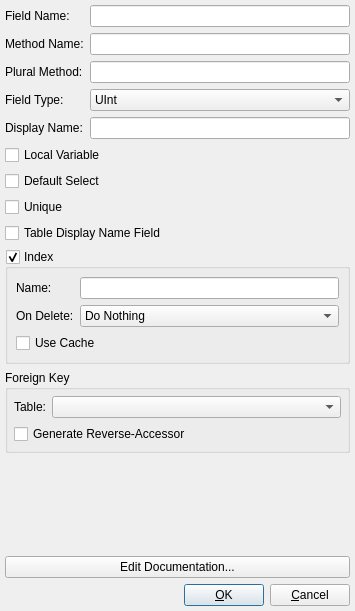
Qt form cpp/apps/classmaker/fielddialogui.ui (justajeffy/arsenalsuite) before a commit.
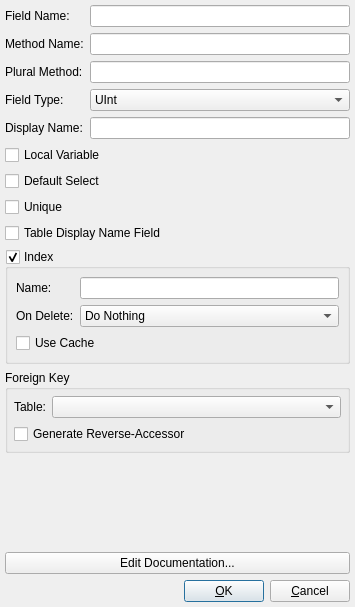
The same form after that commit.

The edit to the form file:
```diff
--- a/cpp/apps/classmaker/fielddialogui.ui
+++ b/cpp/apps/classmaker/fielddialogui.ui
@@ -7,7 +7,7 @@
     <x>0</x>
     <y>0</y>
     <width>355</width>
-    <height>611</height>
+    <height>607</height>
    </rect>
   </property>
   <property name="windowTitle">
```
Left out of the diff: 5 changed lines with no effect on the pictures.
